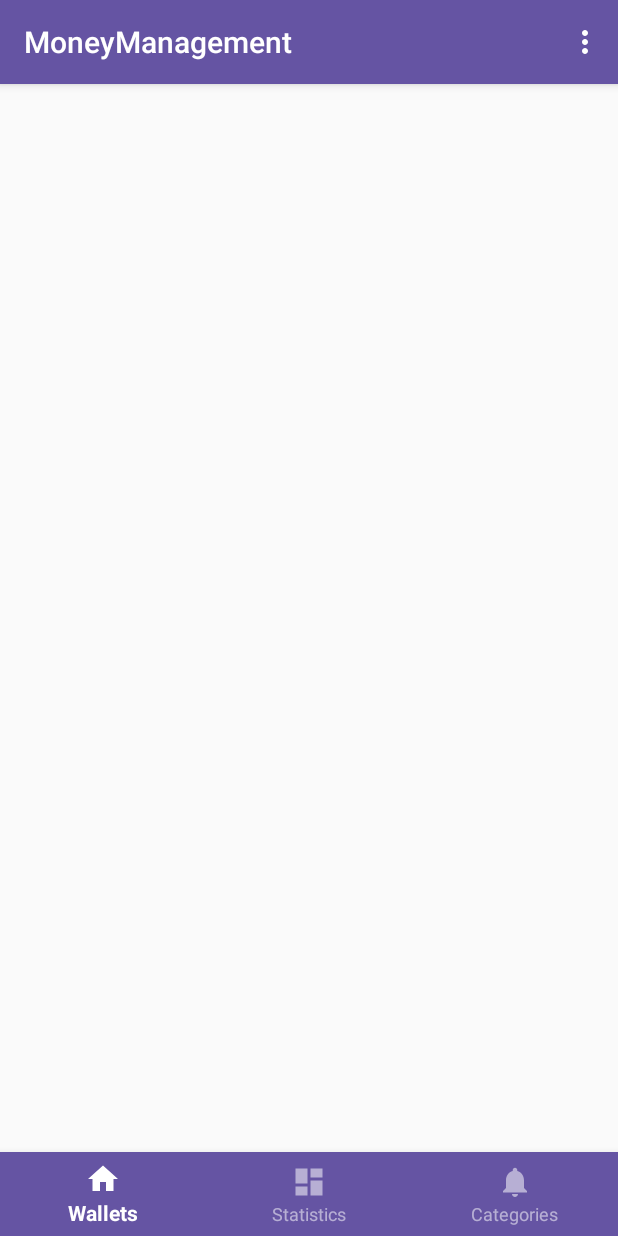
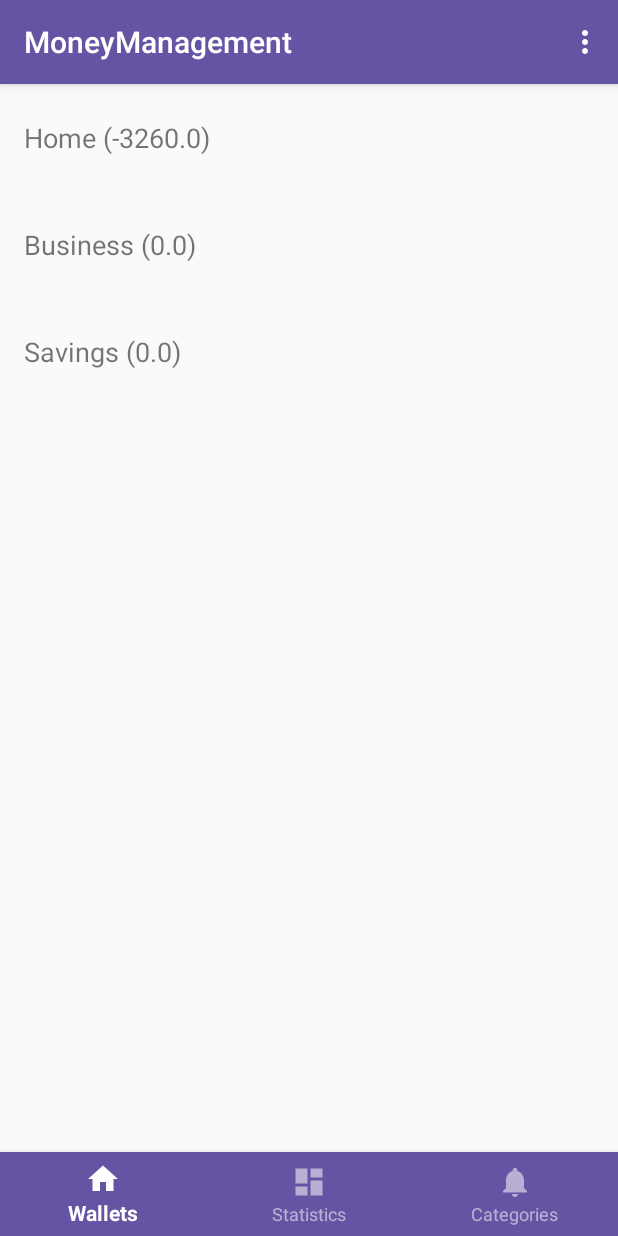
Before and after one commit to ksenia1997/ITU-v4, an Android app: the screen it shows after launch (MainActivity), on a phone screen of 412 x 824 dp. Run offline under Robolectric (Android 15) with nearby library versions, the phone set to English and light mode, and no system bars.

Commit message:
models Wallet, Operation

```diff
--- /dev/null
+++ b/app/src/main/java/com/example/ksenia/ituproject/model/Operation.java
@@ -0,0 +1,55 @@
+package com.example.ksenia.ituproject.model;
+
+
+// TODO naviazat na Category
+// TODO Currency sa zatial nepouziva
+public class Operation {
+
+    private float amount;  // positive for incomes, negative for outcomes
+
+    private Wallet wallet;  // ucel
+
+    private Currency currency;
+
+    private Category category;  // null pre input
+
+    private String description;
+
+    private Operation(float amount, Wallet wallet, Currency currency, Category category, String description) {
+        this.amount = amount;
+        this.wallet = wallet;
+        this.currency = currency;
+        this.category = category;
+        this.description = description;
+        wallet.getOperations().add(this);
+    }
+
+    static public Operation incomeOperation(float amount, Wallet wallet, Currency currency, String description) {
+        if (amount < 0) {
+            amount = -amount;
+        }
+        return new Operation(amount, wallet, currency, null, description);
+    }
+
+    static public Operation outcomeOperation(float amount, Wallet wallet, Currency currency, Category category, String description) {
+        if (amount > 0) {
+            amount = -amount;
+        }
+        return new Operation(amount, wallet, currency, category, description);
+    }
+
+    public float getAmount() { return amount; }
+    public Wallet getWallet() {return wallet; }
+    public Currency getCurrency() { return currency; }
+    public Category getCategory() { return category; }
+    public String getDescription() { return description; }
+    public boolean isIncome() { return amount > 0; }
+    public boolean isOutcome() { return amount < 0; }
+
+
+    // removes this operation
+    public void remove() {
+        wallet.getOperations().remove(this);
+    }
+
+}
--- a/app/src/main/java/com/example/ksenia/ituproject/model/Status.java
+++ b/app/src/main/java/com/example/ksenia/ituproject/model/Status.java
@@ -1,13 +1,17 @@
 package com.example.ksenia.ituproject.model;
 
 import com.example.ksenia.ituproject.model.Category;
+import com.example.ksenia.ituproject.model.Wallet;
 
 import java.util.ArrayList;
+import java.util.List;
 
 public class Status {
 
+    private final List<Wallet> wallets = new ArrayList<>();
+
     // Promenna pro ukladani dat kategorii.
-    private static ArrayList<Category> CategoriesData = new ArrayList();
+    private static ArrayList<Category> CategoriesData = new ArrayList<>();
 
     // Ukladani dat kategorii.
     public static void saveCategories(ArrayList<Category> data)
@@ -21,4 +25,34 @@ public class Status {
         return CategoriesData;
     }
 
+    public Status() {
+        Wallet homeWallet = new Wallet("Home");
+        wallets.add(homeWallet);
+        wallets.add(new Wallet("Business"));
+        wallets.add(new Wallet("Savings"));
+
+        homeWallet.addIncomeOperation(40);
+        homeWallet.addIncomeOperation(40);
+        homeWallet.addIncomeOperation(40);
+        homeWallet.addIncomeOperation(50);
+        homeWallet.addOutcomeOperation(150, null);
+        homeWallet.addOutcomeOperation(150, null);
+        homeWallet.addOutcomeOperation(150, null);
+        homeWallet.addOutcomeOperation(150, null);
+        homeWallet.addOutcomeOperation(150, null);
+        homeWallet.addOutcomeOperation(150, null);
+        homeWallet.addOutcomeOperation(150, null);
+        homeWallet.addIncomeOperation(50);
+        homeWallet.addOutcomeOperation(150, null);
+        homeWallet.addOutcomeOperation(150, null);
+        homeWallet.addIncomeOperation(50);
+        homeWallet.addOutcomeOperation(150, null);
+        homeWallet.addOutcomeOperation(150, null);
+        homeWallet.addIncomeOperation(50);
+        homeWallet.addOutcomeOperation(150, null);
+        homeWallet.addOutcomeOperation(150, null);
+
+    }
+
+    public List<Wallet> getWallets() { return wallets; }
 }
--- /dev/null
+++ b/app/src/main/java/com/example/ksenia/ituproject/model/Wallet.java
@@ -0,0 +1,62 @@
+package com.example.ksenia.ituproject.model;
+
+import java.util.ArrayList;
+import java.util.List;
+
+public class Wallet {
+    private List<Operation> operations;
+    private String name;
+
+    public Wallet(String name) {
+        this(name, new ArrayList<Operation>());
+    }
+
+    public Wallet(String name, List<Operation> operations) {
+        this.name = name;
+        this.operations = operations;
+    }
+
+    public String getName() { return name; }
+    public void setName(String name) { this.name = name; }
+
+    public List<Operation> getOperations() { return operations; }
+    public void setOperations(List<Operation> operations) { this.operations = operations; }
+
+    public float getBalance() {
+        float balance = 0;
+        for (Operation o : operations) {
+            balance += o.getAmount();
+        }
+        return balance;
+    }
+
+    public Operation addIncomeOperation(float amount, Currency currency, String description) {
+        Operation o = Operation.incomeOperation(amount, this, currency, description);
+        operations.add(o);
+        return o;
+    }
+
+    public Operation addIncomeOperation(float amount, String description) {
+        return addIncomeOperation(amount, null, description);
+    }
+
+    public Operation addIncomeOperation(float amount) {
+        return addIncomeOperation(amount, null);
+    }
+
+
+    public Operation addOutcomeOperation(float amount, Currency currency, Category category, String description) {
+        Operation o = Operation.outcomeOperation(amount, this, currency, category, description);
+        operations.add(o);
+        return o;
+    }
+
+    public Operation addOutcomeOperation(float amount, Category category, String description) {
+        return addOutcomeOperation(amount, null, category, description);
+    }
+
+    public Operation addOutcomeOperation(float amount, Category category) {
+        return addOutcomeOperation(amount, category, null);
+    }
+
+}
--- a/app/src/main/java/com/example/ksenia/ituproject/ui/activities/MainActivity.java
+++ b/app/src/main/java/com/example/ksenia/ituproject/ui/activities/MainActivity.java
@@ -17,6 +17,7 @@ import com.example.ksenia.ituproject.model.Status;
 import com.example.ksenia.ituproject.ui.fragments.CategoriesFragment;
 import com.example.ksenia.ituproject.ui.fragments.CategoriesFragment.Listener;
 import com.example.ksenia.ituproject.ui.fragments.Statistics;
+import com.example.ksenia.ituproject.ui.fragments.WalletsFragment;
 
 import java.util.ArrayList;
 
@@ -25,7 +26,7 @@ public class MainActivity extends BaseActivity implements Listener {
     private FloatingActionButton fabAddTransaction;
     boolean wasDarkMode;
 
-
+    public static Status status = new Status();
 
     @Override
     protected void onCreate(Bundle savedInstanceState) {
@@ -37,6 +38,7 @@ public class MainActivity extends BaseActivity implements Listener {
         BottomNavigationView navigation = (BottomNavigationView) findViewById(R.id.navigation);
         navigation.setOnNavigationItemSelectedListener(mOnNavigationItemSelectedListener);
 
+        getSupportFragmentManager().beginTransaction().replace(R.id.container, new WalletsFragment()).commit();
 
     }
 
@@ -69,6 +71,7 @@ public class MainActivity extends BaseActivity implements Listener {
             Fragment selectedFragment  = null;
             switch(item.getItemId()) {
                 case R.id.navigation_home:
+                    selectedFragment = new WalletsFragment();
                     break;
                 case R.id.navigation_statistics:
                     selectedFragment = new Statistics();
--- /dev/null
+++ b/app/src/main/java/com/example/ksenia/ituproject/ui/fragments/WalletsFragment.java
@@ -0,0 +1,122 @@
+package com.example.ksenia.ituproject.ui.fragments;
+
+
+import android.content.Context;
+import android.net.Uri;
+import android.os.Bundle;
+import android.support.annotation.NonNull;
+import android.support.v4.app.Fragment;
+import android.support.v7.widget.LinearLayoutManager;
+import android.support.v7.widget.RecyclerView;
+import android.view.LayoutInflater;
+import android.view.View;
+import android.view.ViewGroup;
+
+import com.example.ksenia.ituproject.R;
+import com.example.ksenia.ituproject.ui.listadapters.WalletsAdapter;
+
+
+/**
+ * A simple {@link Fragment} subclass.
+ * Activities that contain this fragment must implement the
+ * {@link WalletsFragment.OnFragmentInteractionListener} interface
+ * to handle interaction events.
+ * Use the {@link WalletsFragment#newInstance} factory method to
+ * create an instance of this fragment.
+ */
+public class WalletsFragment extends Fragment {
+    // TODO: Rename parameter arguments, choose names that match
+    // the fragment initialization parameters, e.g. ARG_ITEM_NUMBER
+    private static final String ARG_PARAM1 = "param1";
+    private static final String ARG_PARAM2 = "param2";
+
+    // TODO: Rename and change types of parameters
+    private String mParam1;
+    private String mParam2;
+
+    private OnFragmentInteractionListener mListener;
+
+    public WalletsFragment() {
+        // Required empty public constructor
+    }
+
+    /**
+     * Use this factory method to create a new instance of
+     * this fragment using the provided parameters.
+     *
+     * @param param1 Parameter 1.
+     * @param param2 Parameter 2.
+     * @return A new instance of fragment WalletsFragment.
+     */
+    // TODO: Rename and change types and number of parameters
+    public static WalletsFragment newInstance(String param1, String param2) {
+        WalletsFragment fragment = new WalletsFragment();
+        Bundle args = new Bundle();
+        args.putString(ARG_PARAM1, param1);
+        args.putString(ARG_PARAM2, param2);
+        fragment.setArguments(args);
+        return fragment;
+    }
+
+    @Override
+    public void onCreate(Bundle savedInstanceState) {
+        super.onCreate(savedInstanceState);
+        if (getArguments() != null) {
+            mParam1 = getArguments().getString(ARG_PARAM1);
+            mParam2 = getArguments().getString(ARG_PARAM2);
+        }
+    }
+
+    @Override
+    public View onCreateView(@NonNull LayoutInflater inflater, ViewGroup container,
+                             Bundle savedInstanceState) {
+        // Inflate the layout for this fragment
+
+        View view = inflater.inflate(R.layout.fragment_wallets, container, false);
+        RecyclerView listWalletsView = view.findViewById(R.id.list_wallets);
+        WalletsAdapter walletsAdapter = new WalletsAdapter();
+        listWalletsView.setAdapter(walletsAdapter);
+        listWalletsView.setLayoutManager(new LinearLayoutManager(getContext()));
+
+        return view;
+    }
+
+    // TODO: Rename method, update argument and hook method into UI event
+    public void onButtonPressed(Uri uri) {
+//        if (mListener != null) {
+//            mListener.onFragmentInteraction(uri);
+//        }
+    }
+
+    @Override
+    public void onAttach(Context context) {
+        super.onAttach(context);
+        if (context instanceof OnFragmentInteractionListener) {
+            mListener = (OnFragmentInteractionListener) context;
+        } else {
+//            throw new RuntimeException(context.toString()
+//                    + " must implement OnFragmentInteractionListener");
+        }
+    }
+
+    @Override
+    public void onDetach() {
+        super.onDetach();
+        mListener = null;
+    }
+
+    /**
+     * This interface must be implemented by activities that contain this
+     * fragment to allow an interaction in this fragment to be communicated
+     * to the activity and potentially other fragments contained in that
+     * activity.
+     * <p>
+     * See the Android Training lesson <a href=
+     * "http://developer.android.com/training/basics/fragments/communicating.html"
+     * >Communicating with Other Fragments</a> for more information.
+     */
+    public interface OnFragmentInteractionListener {
+        // TODO: Update argument type and name
+        void onFragmentInteraction();
+    }
+}
--- /dev/null
+++ b/app/src/main/java/com/example/ksenia/ituproject/ui/listadapters/WalletsAdapter.java
@@ -0,0 +1,51 @@
+package com.example.ksenia.ituproject.ui.listadapters;
+
+import android.support.annotation.NonNull;
+import android.support.v7.widget.RecyclerView;
+import android.view.LayoutInflater;
+import android.view.View;
+import android.view.ViewGroup;
+import android.widget.TextView;
+
+import com.example.ksenia.ituproject.R;
+import com.example.ksenia.ituproject.model.Wallet;
+import com.example.ksenia.ituproject.ui.activities.MainActivity;
+
+public class WalletsAdapter extends RecyclerView.Adapter {
+    @NonNull
+    @Override
+    public RecyclerView.ViewHolder onCreateViewHolder(@NonNull ViewGroup viewGroup, int i) {
+        LayoutInflater inflater = LayoutInflater.from(viewGroup.getContext());
+
+        // inflate View from layout file
+        View view = inflater.inflate(R.layout.item_wallet, viewGroup, false);
+        // create view holder
+
+        return new WalletsViewHolder(view);
+    }
+
+    @Override
+    public void onBindViewHolder(@NonNull RecyclerView.ViewHolder viewHolder, int i) {
+        WalletsViewHolder walletsViewHolder = (WalletsViewHolder) viewHolder;
+        Wallet wallet = MainActivity.status.getWallets().get(i);
+        walletsViewHolder.txtTitle.setText(wallet.getName() + " (" + wallet.getBalance() + ")");
+    }
+
+    @Override
+    public int getItemCount() {
+        return MainActivity.status.getWallets().size();
+    }
+
+    public class WalletsViewHolder extends RecyclerView.ViewHolder {
+        View root;
+        public View icon;
+        TextView txtTitle;
+
+        WalletsViewHolder(@NonNull View itemView) {
+            super(itemView);
+            root = itemView.findViewById(R.id.item_wallet_root);
+            txtTitle = itemView.findViewById(R.id.item_wallet_title);
+        }
+    }
+
+}
--- /dev/null
+++ b/app/src/main/res/layout/fragment_wallets.xml
@@ -0,0 +1,13 @@
+<?xml version="1.0" encoding="utf-8"?>
+<FrameLayout xmlns:android="http://schemas.android.com/apk/res/android"
+    xmlns:tools="http://schemas.android.com/tools"
+    android:layout_width="match_parent"
+    android:layout_height="match_parent"
+    tools:context=".ui.fragments.WalletsFragment">
+
+    <android.support.v7.widget.RecyclerView
+        android:id="@+id/list_wallets"
+        android:layout_width="match_parent"
+        android:layout_height="match_parent" />
+
+</FrameLayout>
--- /dev/null
+++ b/app/src/main/res/layout/item_wallet.xml
@@ -0,0 +1,21 @@
+<?xml version="1.0" encoding="utf-8"?>
+<LinearLayout xmlns:android="http://schemas.android.com/apk/res/android"
+    xmlns:tools="http://schemas.android.com/tools"
+    android:id="@+id/item_wallet_root"
+    android:layout_width="match_parent"
+    android:layout_height="wrap_content"
+    android:background="?attr/selectableItemBackground"
+    android:gravity="center"
+    android:padding="16dp">
+
+    <TextView
+        android:id="@+id/item_wallet_title"
+        android:layout_width="0dp"
+        android:layout_height="39dp"
+        android:layout_weight="1"
+        android:baselineAligned="false"
+        android:gravity="center_vertical"
+        android:textSize="18sp"
+        tools:text="" />
+
+</LinearLayout>
```
Also changed, not shown: app/src/main/java/com/example/ksenia/ituproject/model/Currency.java (added, +14 -0 lines), app/src/main/java/com/example/ksenia/ituproject/ui/fragments/OperationsFragment.java (added, +110 -0 lines), app/src/main/res/layout/fragment_operations.xml (added, +15 -0 lines), app/src/main/res/layout/item_operation.xml (added, +51 -0 lines), 2 other files.
